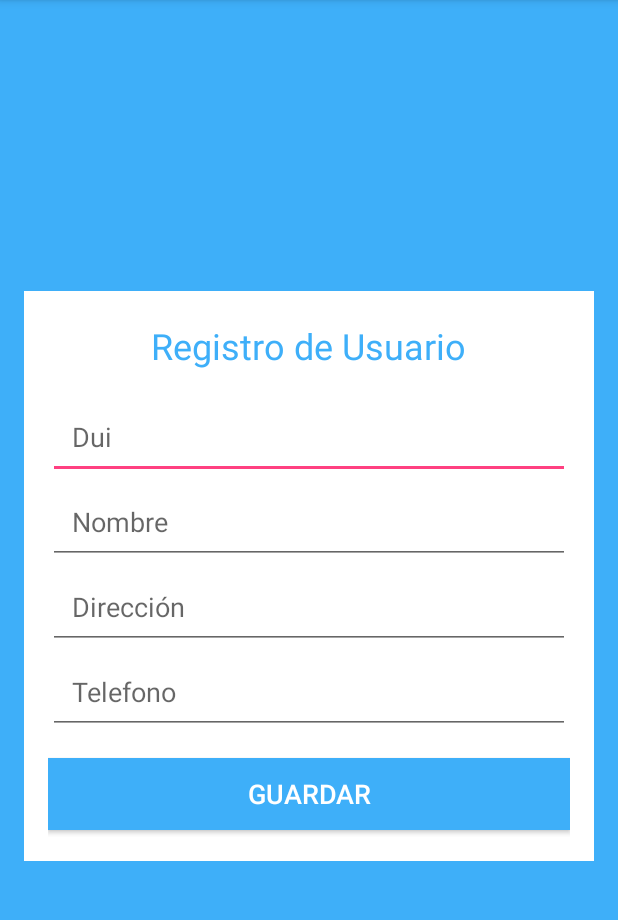
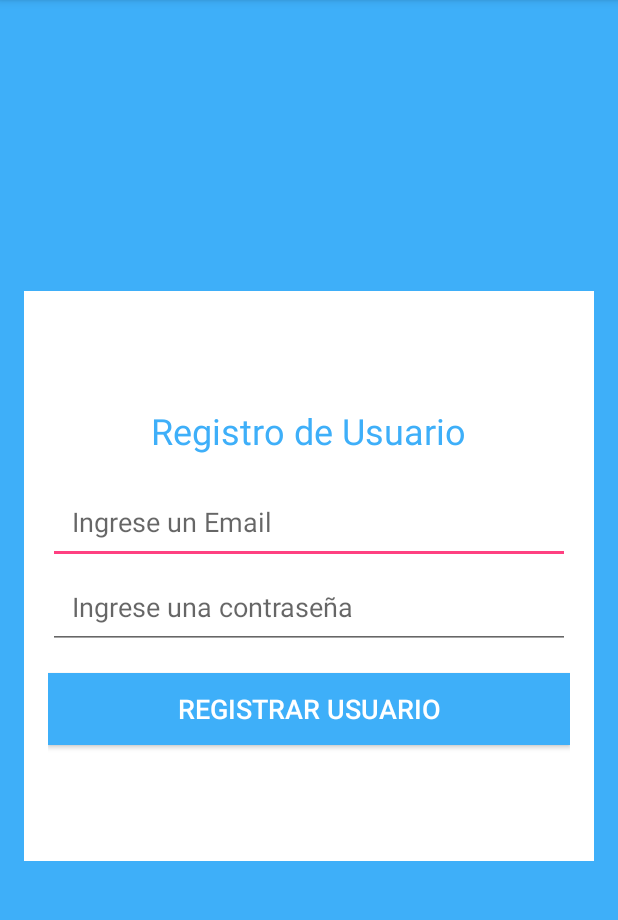
Before and after one commit to AbiPineda/Pantallas, an Android app: the RegistrarActivity screen opened directly, with no data from a screen before it, on a phone screen of 412 x 824 dp, the part 84-1004 px from its top. Run offline under Robolectric (Android 15) with nearby library versions, the phone set to English and light mode, and no system bars; our stand-ins replace Firebase (no records; nobody signed in at launch, a user with empty details on screens opened directly).

Commit message:
registro de usuario

```diff
--- a/app/src/main/AndroidManifest.xml
+++ b/app/src/main/AndroidManifest.xml
@@ -1,6 +1,7 @@
 <?xml version="1.0" encoding="utf-8"?>
 <manifest xmlns:android="http://schemas.android.com/apk/res/android"
     package="com.example.abigail.pantallas">
+    <uses-permission android:name="android.permission.INTERNET"/>
 
     <application
         android:allowBackup="true"
--- a/app/src/main/java/com/example/abigail/pantallas/RegistrarActivity.java
+++ b/app/src/main/java/com/example/abigail/pantallas/RegistrarActivity.java
@@ -1,71 +1,85 @@
 package com.example.abigail.pantallas;
 
 import android.app.ProgressDialog;
-import android.content.Intent;
 import android.support.annotation.NonNull;
 import android.support.v7.app.AppCompatActivity;
 import android.os.Bundle;
 import android.text.TextUtils;
-import android.util.Log;
 import android.view.View;
 import android.widget.Button;
 import android.widget.EditText;
-import android.widget.TextView;
 import android.widget.Toast;
-
-import com.firebase.client.Firebase;
 import com.google.android.gms.tasks.OnCompleteListener;
 import com.google.android.gms.tasks.Task;
 import com.google.firebase.auth.AuthResult;
 import com.google.firebase.auth.FirebaseAuth;
-import com.google.firebase.auth.FirebaseUser;
 
-import java.io.BufferedReader;
+public class RegistrarActivity extends AppCompatActivity implements View.OnClickListener{
 
-public class RegistrarActivity extends AppCompatActivity {
+    //declarar objetos
+    private EditText TextEmail;
+    private EditText TextPassword;
+    private Button btnRegistrar;
+    private ProgressDialog progressDialog;
+    //declarar un objeto firebase
+    private FirebaseAuth firebaseAuth;
 
-    private static final String TAG = "RegistrarActivity";
-    private static final String REQUIRED = "Requerido";
-    private ProgressDialog mProgressDialog;
-
-    // declaracion de database
-    private FirebaseAuth mAuth;
-
-    //declaracion de los campos
-    private EditText nombre;
-    private EditText direccion;
-    private EditText telefono;
-    private Button btnRegistro;
-    private EditText dui;
-
-    private String FIREBASE_URL = "https://ferreteriafinal-b87ce.firebaseio.com/";
-    private String FIREBASE_CHILD = "test";
-    Firebase firebase;
 
     @Override
     protected void onCreate(Bundle savedInstanceState) {
         super.onCreate(savedInstanceState);
         setContentView(R.layout.activity_registrar);
 
-        dui = (EditText) findViewById(R.id.dui);
-        nombre = (EditText) findViewById(R.id.nombre);
-        direccion = (EditText) findViewById(R.id.direccion);
-        telefono = (EditText) findViewById(R.id.telefono);
-        btnRegistro = (Button) findViewById(R.id.btnGuardar);
+        //inicializamos el objeto firebase
+        firebaseAuth = FirebaseAuth.getInstance();
 
-        //click listener
+        //referenciamos los views
+        TextEmail = (EditText) findViewById(R.id.txtEmail);
+        TextPassword = (EditText) findViewById(R.id.txtPassword);
 
-        Firebase.setAndroidContext(this);
+        btnRegistrar = (Button) findViewById(R.id.botonRegistrar);
 
+        progressDialog = new ProgressDialog(this);
+
+        //botton de escucha
+        btnRegistrar.setOnClickListener(this);
+    }
+
+    private void registrarUsuario(){
+        //obtenemos el email y las contraseñas desde las cajas de texto
+        String email = TextEmail.getText().toString().trim();
+        String password = TextPassword.getText().toString().trim();
+
+        if (TextUtils.isEmpty(email)){
+            Toast.makeText(this, "Se Debe Ingresa un Email", Toast.LENGTH_SHORT).show();
+            return;
+        }
+        if (TextUtils.isEmpty(password)){
+            Toast.makeText(this, "Se Debe Ingresa un Password", Toast.LENGTH_SHORT).show();
+            return;
+        }
+
+        progressDialog.setMessage("Realizando registro en Linea.....");
+        progressDialog.show();
+
+        firebaseAuth.createUserWithEmailAndPassword(email,password)
+                .addOnCompleteListener(this, new OnCompleteListener<AuthResult>() {
+                    @Override
+                    public void onComplete(@NonNull Task<AuthResult> task) {
+
+                        if(task.isSuccessful()){
+                            Toast.makeText(RegistrarActivity.this, "Se ha Registrado el Usuario", Toast.LENGTH_SHORT).show();
+                        }else{
+                            Toast.makeText(RegistrarActivity.this, "No se Pudo Registrar el Usuario", Toast.LENGTH_SHORT).show();
+                        }
+                        progressDialog.dismiss();
+                    }
+                });
 
     }
+    @Override
+    public void onClick(View view) {
 
-    public void guardar(View view){
-
-        firebase = new Firebase(FIREBASE_URL).child(dui.getText().toString());
-            firebase.setValue(nombre.getText().toString());
-            nombre.setText("");
-            dui.setText("");
-        }
-
+        registrarUsuario();
+    }
 }
--- a/app/src/main/res/layout/activity_registrar.xml
+++ b/app/src/main/res/layout/activity_registrar.xml
@@ -28,41 +28,27 @@
             android:layout_marginBottom="16dp"/>
 
         <EditText
-            android:id="@+id/dui"
+            android:id="@+id/txtEmail"
             android:layout_width="match_parent"
             android:layout_height="wrap_content"
-            android:hint="Dui"
+            android:hint="@string/enter_email"
             android:padding="16dp" />
 
         <EditText
-            android:id="@+id/nombre"
+            android:id="@+id/txtPassword"
             android:layout_width="match_parent"
             android:layout_height="wrap_content"
-            android:hint="Nombre"
-            android:padding="16dp" />
-
-        <EditText
-            android:id="@+id/direccion"
-            android:layout_width="match_parent"
-            android:layout_height="wrap_content"
-            android:hint="Dirección"
-            android:padding="16dp" />
-
-        <EditText
-            android:id="@+id/telefono"
-            android:layout_width="match_parent"
-            android:layout_height="wrap_content"
-            android:hint="Telefono"
+            android:hint="@string/enter_password"
+            android:inputType="textPassword"
             android:padding="16dp" />
 
         <Button
-            android:id="@+id/btnGuardar"
+            android:id="@+id/botonRegistrar"
             android:layout_width="match_parent"
             android:layout_height="wrap_content"
             android:layout_marginTop="16dp"
             android:background="#ff3eaff9"
-            android:onClick="guardar"
-            android:text="Guardar"
+            android:text="@string/registrar"
             android:textColor="#ffffff"
             android:textSize="18sp" />
 
--- a/app/src/main/res/values/strings.xml
+++ b/app/src/main/res/values/strings.xml
@@ -1,3 +1,6 @@
 <resources>
     <string name="app_name">Ferreteria</string>
+    <string name="enter_email">Ingrese un Email</string>
+    <string name="enter_password">Ingrese una contraseña</string>
+    <string name="registrar">Registrar usuario</string>
 </resources>
```
Also changed, not shown: app/build.gradle (+2 -7 lines).
